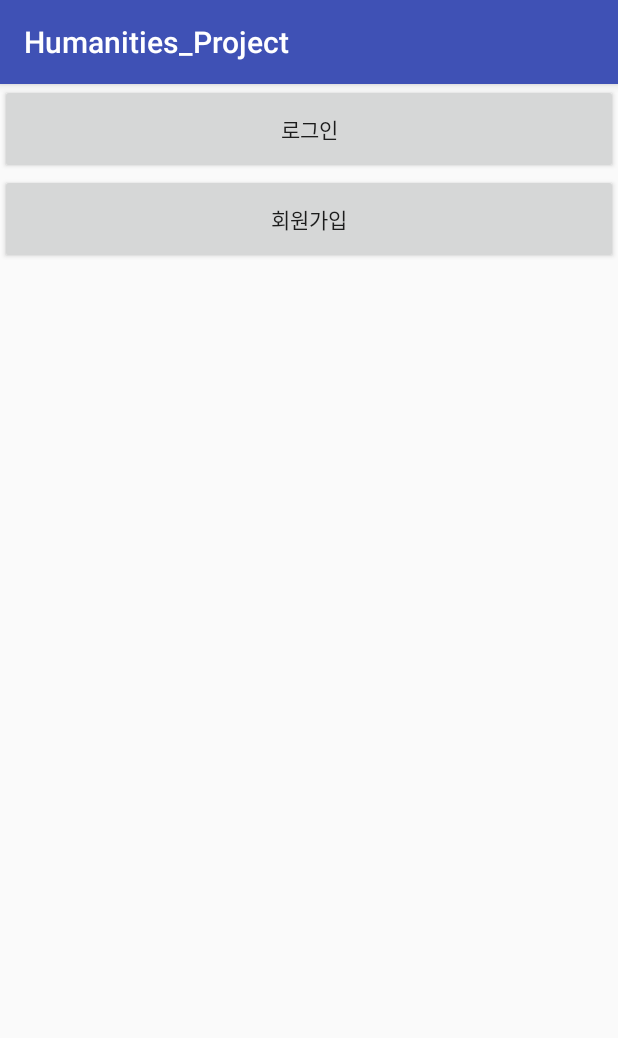
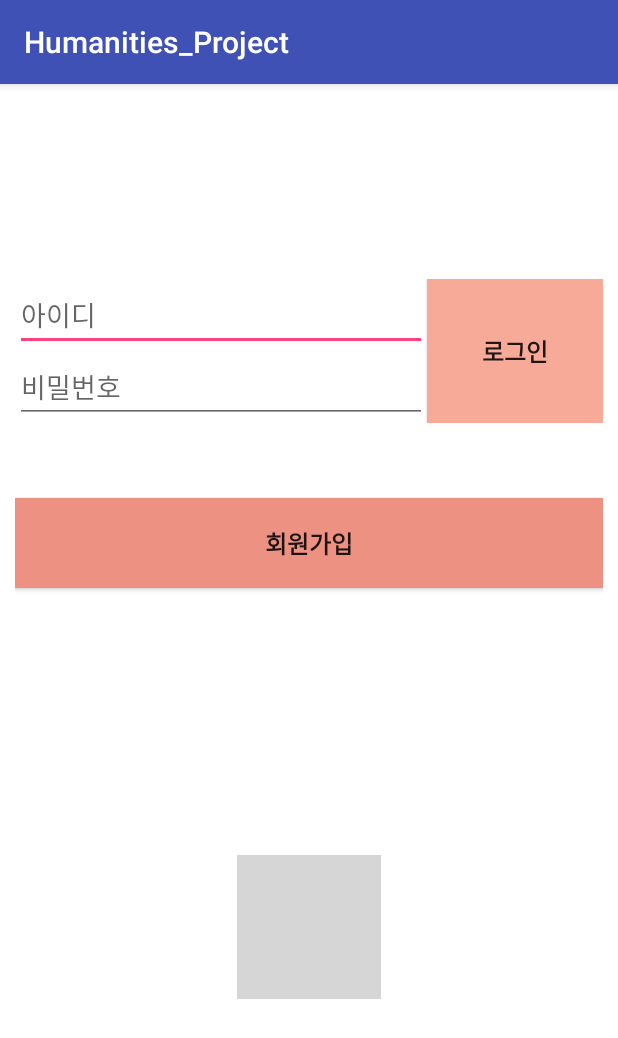
Before and after one commit to poketred12/Humanities_Project, an Android app: the screen it shows after launch (MainActivity), on a phone screen of 412 x 824 dp. Shown: the top 1038 px of the screen. Run offline under Robolectric (Android 15) with nearby library versions, the phone set to English and light mode, and no system bars; grey boxes are pictures that could not be loaded.

Commit message:
로그인 화면 xml

```diff
--- a/app/src/main/res/layout/activity_main.xml
+++ b/app/src/main/res/layout/activity_main.xml
@@ -4,18 +4,63 @@
     android:id="@+id/activity_main"
     android:layout_width="match_parent"
     android:layout_height="match_parent"
-    android:orientation="vertical">
+    android:orientation="vertical"
+    android:background="#FFFFFF"
+    android:padding="10dp">
+
+    <LinearLayout
+        android:layout_width="match_parent"
+        android:layout_height="wrap_content"
+        android:orientation="horizontal"
+        android:layout_marginTop="120dp"
+        >
+        <LinearLayout
+            android:layout_width="match_parent"
+            android:layout_height="wrap_content"
+            android:orientation="vertical"
+            android:layout_weight="3">
+            <EditText
+                android:layout_width="match_parent"
+                android:layout_height="wrap_content"
+                android:hint="아이디"/>
+            <EditText
+                android:layout_width="match_parent"
+                android:layout_height="wrap_content"
+                android:hint="비밀번호"/>
+        </LinearLayout>
+        <Button
+            android:layout_width="match_parent"
+            android:layout_height="match_parent"
+            android:id="@+id/loginBtn"
+            android:layout_weight="7"
+            android:text="로그인"
+            android:background="#F7AA97"
+            android:textSize="16dp"
+            android:textStyle="bold"/>
+
+    </LinearLayout>
+
 
     <Button
-        android:layout_width="match_parent"
-        android:layout_height="60dp"
-        android:id="@+id/loginBtn"
-        android:text="로그인"/>
-
-    <Button
+        android:layout_marginTop="50dp"
         android:layout_width="match_parent"
         android:layout_height="60dp"
         android:id="@+id/joinBtn"
-        android:text="회원가입"/>
+        android:text="회원가입"
+        android:background="#ED9282"
+        android:textSize="16dp"
+        android:textStyle="bold"/>
+
+    <RelativeLayout
+        android:layout_marginTop="30dp"
+        android:layout_width="match_parent"
+        android:layout_height="match_parent">
+        <ImageView
+            android:layout_width="wrap_content"
+            android:layout_height="wrap_content"
+            android:src="@drawable/gachon"
+            android:layout_centerHorizontal="true"
+            android:layout_centerVertical="true"/>
+    </RelativeLayout>
 
 </LinearLayout>
```
